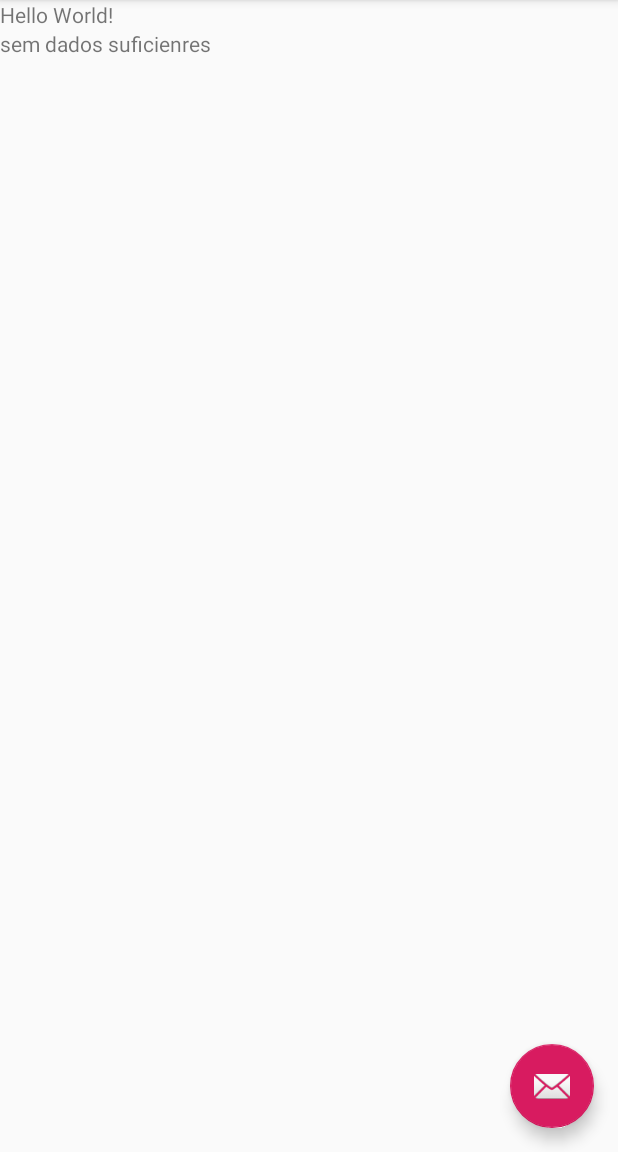
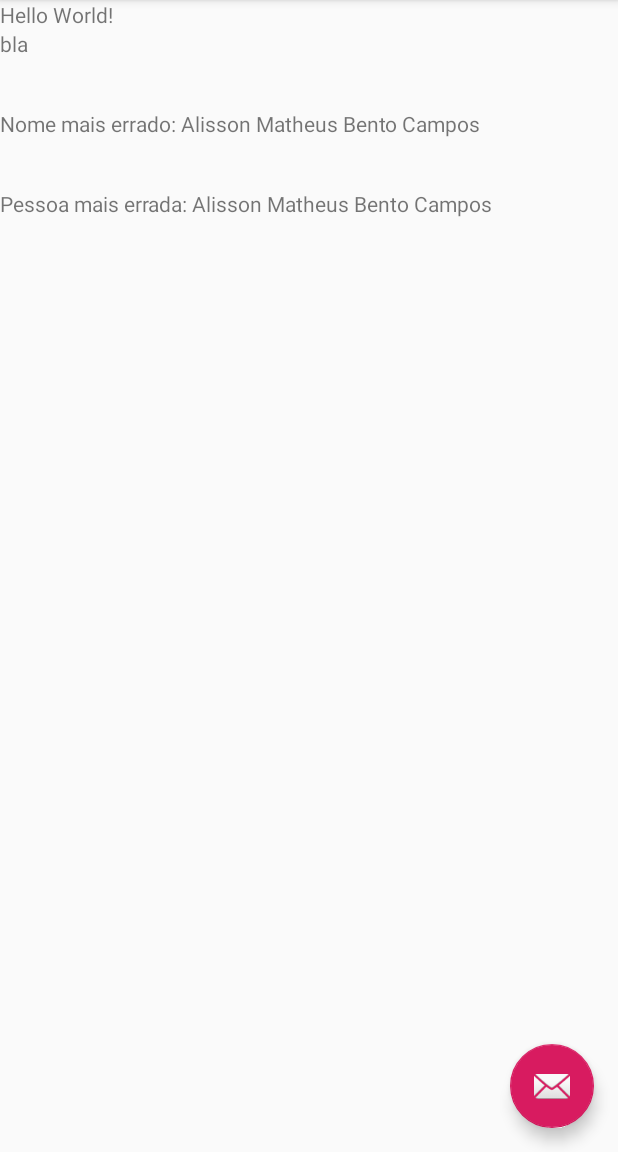
Before and after one commit to xEdson/learnAndroid, an Android app: the fragment Assets placed in its activity, on a phone screen of 412 x 824 dp, the part 84-1236 px from its top. Run offline under Robolectric (Android 15) with nearby library versions, the phone set to English and light mode, and no system bars.

Commit message:
pontos criados

```diff
--- a/app/src/main/java/e196244_r176519/ft/unicamp/br/aula03/Puzzle2/Assets.java
+++ b/app/src/main/java/e196244_r176519/ft/unicamp/br/aula03/Puzzle2/Assets.java
@@ -42,7 +42,9 @@ public class Assets extends Fragment {
         super.onStart();
         dbHelper = new DatabaseHelper(getActivity());
         sqLiteDatabase = dbHelper.getReadableDatabase();
-        onSelecionar();
+        onSelecionarPorcentagem();
+        onSelecionarNomeMaisErrado();
+        onSelecionarPessoaMaisErrada();
     }
 
     @Override
@@ -52,26 +54,49 @@ public class Assets extends Fragment {
         dbHelper.close();
     }
 
-    public void onSelecionar() {
-        saida = view.findViewById(R.id.names);
-        String sql = "Select * from usuarios";
+    public void onSelecionarPorcentagem() {
+        saida = view.findViewById(R.id.maiorPorcentagem);
+        saida.setText("bla");
+        String sql = "Select * from usuarios where Acertos > 0 or Erros > 0";
         int numAcertos = 0;
         int numErros = 0;
         Cursor cursor = sqLiteDatabase.rawQuery(sql, null);
 
         if (cursor.moveToFirst()) {
-            StringBuilder str = new StringBuilder();
             do {
                 numAcertos += cursor.getInt(3);
                 numErros += cursor.getInt(2);
 
             } while (cursor.moveToNext());
             if (numAcertos != 0 || numErros != 0)
-                saida.setText((100 * numAcertos) / (numAcertos + numErros));
+                saida.setText("Porcentagem de erros: " + (100 * numAcertos) / (numAcertos + numErros));
             else
-                saida.setText("sem dados suficienres");
+                saida.setText("Porcentagem de erros: sem dados suficienres");
         }
         cursor.close();
     }
 
+    public void onSelecionarNomeMaisErrado() {
+        saida = view.findViewById(R.id.nomeMaisErrado);
+        String sql = "Select Nome, Max(FalsoPositivo) from usuarios";
+        Cursor cursor = sqLiteDatabase.rawQuery(sql, null);
+
+        if (cursor.moveToFirst())
+            saida.setText("Nome mais errado: " + cursor.getString(cursor.getColumnIndex("Nome")));
+        else
+            saida.setText("Nome mais errado: sem dados suficienres");
+        cursor.close();
+    }
+    public void onSelecionarPessoaMaisErrada() {
+        saida = view.findViewById(R.id.pessoaMaisErrada);
+        String sql = "Select Nome, Max(Erros) from usuarios ";
+        Cursor cursor = sqLiteDatabase.rawQuery(sql, null);
+
+        if (cursor.moveToFirst())
+            saida.setText("Pessoa mais errada: " + cursor.getString(cursor.getColumnIndex("Nome")));
+        else
+            saida.setText("Pessoa mais errada: sem dados suficienres");
+        cursor.close();
+    }
+
 }
--- a/app/src/main/java/e196244_r176519/ft/unicamp/br/aula03/Puzzle2/NameFragment.java
+++ b/app/src/main/java/e196244_r176519/ft/unicamp/br/aula03/Puzzle2/NameFragment.java
@@ -23,7 +23,6 @@ import e196244_r176519.ft.unicamp.br.aula03.DataBase.DatabaseHelper;
 import e196244_r176519.ft.unicamp.br.aula03.MainActivity;
 import e196244_r176519.ft.unicamp.br.aula03.R;
 import e196244_r176519.ft.unicamp.br.aula03.alunos.Aluno;
-import e196244_r176519.ft.unicamp.br.aula03.alunos.Alunos;
 
 import static e196244_r176519.ft.unicamp.br.aula03.alunos.Alunos.alunos;
 
@@ -79,6 +78,7 @@ public class NameFragment extends Fragment {
                 String nomeEscolhido = ((Button) v).getText().toString();
                 if (nomeEscolhido.equals(nomeCorreto)) {
                     txtFeedback.setText("Correto!!");
+                    onUpdate(positionAluno, 0, 1, 0);
                     new Handler().postDelayed(
                             new Runnable() {
                                 @Override
@@ -90,10 +90,10 @@ public class NameFragment extends Fragment {
                     txtFeedback.setText("Incorreto!!");
                     numTentativas--;
                     txtTentativas.setText("Tentativas: " + numTentativas);
-
+                    onUpdate(positionAluno, 0, 0, 1);
                     if (numTentativas == 0) {
                         txtFeedback.setText("Você Perdeu!!");
-
+                        onUpdate(positionAluno, 1, 0, 0);
                         new Handler().postDelayed(
                                 new Runnable() {
                                     @Override
@@ -165,6 +165,17 @@ public class NameFragment extends Fragment {
 
         sqLiteDatabase.insert("usuarios", null, contentValues);
     }
+    public void onUpdate(int id, int erros, int acertos, int falsoPositivo) {
+        ContentValues contentValues = new ContentValues();
+        Cursor cursor = sqLiteDatabase.rawQuery("select * from usuarios where _id = "+id, null);
+        cursor.moveToFirst();
+        contentValues.put("_id", id);
+        contentValues.put("Nome", cursor.getString(1));
+        contentValues.put("Erros", cursor.getInt(2) + erros);
+        contentValues.put("Acertos", cursor.getInt(3) + acertos);
+        contentValues.put("FalsoPositivo", cursor.getInt(4) + falsoPositivo);
+        sqLiteDatabase.update("usuarios", contentValues, "_id = "+ id, null);
+    }
 
     public void onStop() {
         super.onStop();
--- a/app/src/main/res/layout/fragment_assets.xml
+++ b/app/src/main/res/layout/fragment_assets.xml
@@ -1,14 +1,23 @@
 <?xml version="1.0" encoding="utf-8"?>
-<FrameLayout xmlns:android="http://schemas.android.com/apk/res/android"
+<LinearLayout xmlns:android="http://schemas.android.com/apk/res/android"
     xmlns:tools="http://schemas.android.com/tools"
     android:layout_width="match_parent"
     android:layout_height="match_parent"
-    tools:context=".Puzzle2.Assets">
+    tools:context=".Puzzle2.Assets"
+    android:orientation="vertical">
 
     <!-- TODO: Update blank fragment layout -->
     <TextView
-        android:id="@+id/names"
+        android:id="@+id/maiorPorcentagem"
         android:layout_width="match_parent"
-        android:layout_height="match_parent" />
+        android:layout_height="53dp" />
+    <TextView
+        android:id="@+id/nomeMaisErrado"
+        android:layout_width="match_parent"
+        android:layout_height="53dp" />
+    <TextView
+        android:id="@+id/pessoaMaisErrada"
+        android:layout_width="match_parent"
+        android:layout_height="53dp" />
 
-</FrameLayout>
+</LinearLayout>
```
